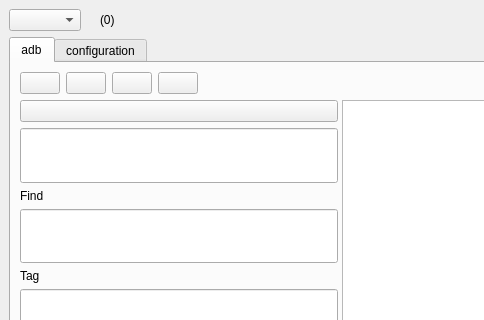
truongnguyen4/tool-log, file src/forms/mainwindow.ui: the form before one commit; both pictures show x 0 to 484 and y 0 to 320 of the 1116 by 844 pixel window.
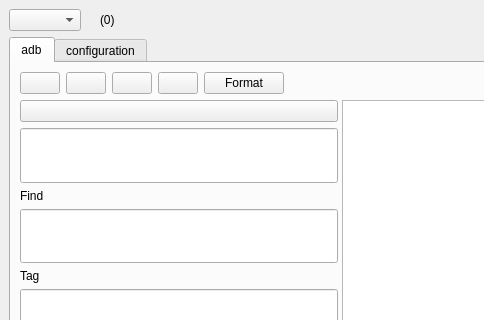
The form after the commit. The open tabs and pages were chosen to show the change. Icons and pictures are not drawn.

Commit message: implement toggle format logcat

The edit to the form file:
```diff
--- a/src/forms/mainwindow.ui
+++ b/src/forms/mainwindow.ui
@@ -140,6 +140,13 @@
                 </property>
                </widget>
               </item>
+              <item>
+               <widget class="QPushButton" name="btn_change_format">
+                <property name="text">
+                 <string>Format</string>
+                </property>
+               </widget>
+              </item>
               <item>
                <spacer name="horizontalSpacer">
                 <property name="focusPolicy">
```
Left out of the diff: 2 changed lines with no effect on the pictures. The commit also changes 7 other files.
